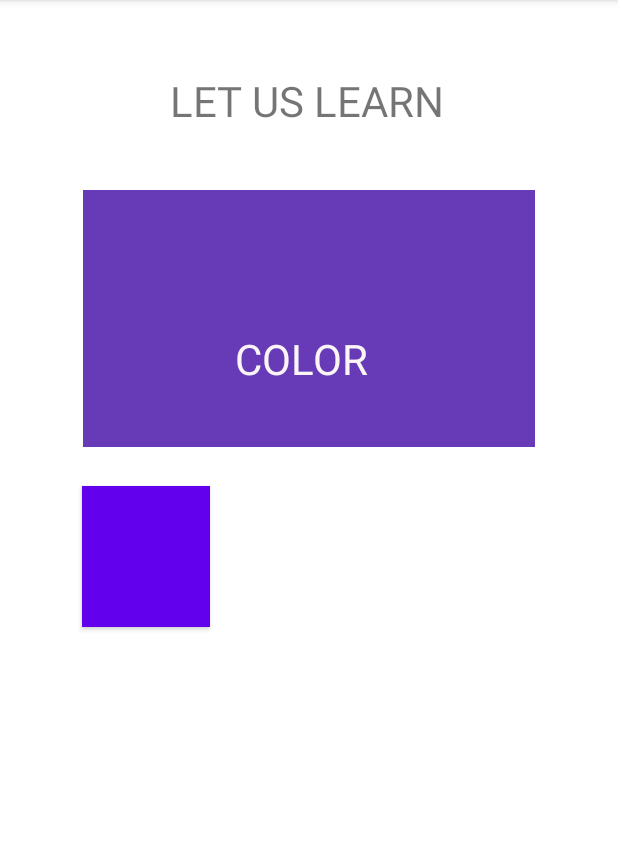
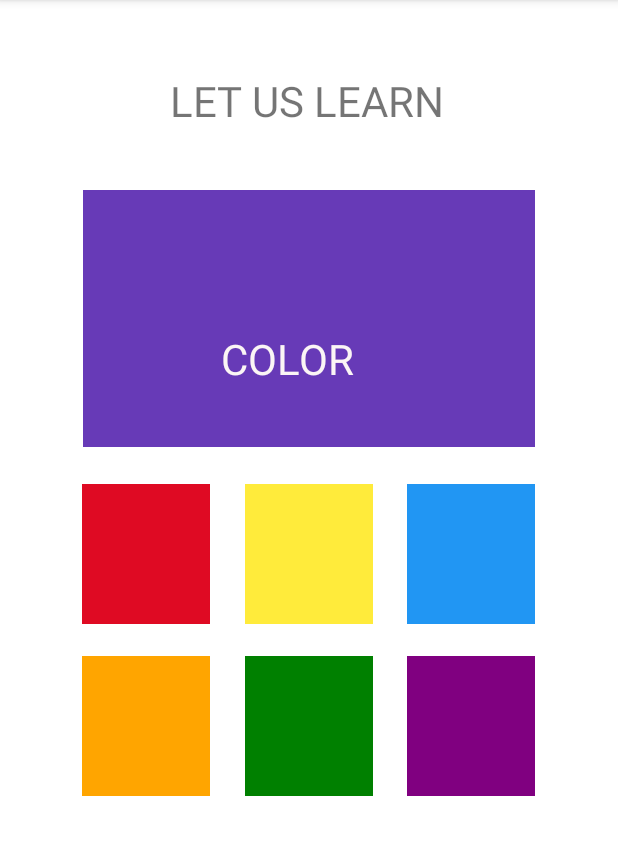
Before and after one commit to Mahesh-Abeykoon/dyslexia-app-for-kids, an Android app: the LearnColors screen opened directly, with no data from a screen before it, on a phone screen of 412 x 824 dp, the part 84-939 px from its top. Run offline under Robolectric (Android 15) with nearby library versions, the phone set to English and light mode, and no system bars.

Commit message:
Implement LearnColours screen

```diff
--- a/app/src/main/java/fhss/sjp/thesis/dyslexiaapp/LearnColors.java
+++ b/app/src/main/java/fhss/sjp/thesis/dyslexiaapp/LearnColors.java
@@ -5,7 +5,7 @@ import android.graphics.drawable.ColorDrawable;
 import android.os.Bundle;
 import android.speech.tts.TextToSpeech;
 import android.view.View;
-import android.widget.Button;
+import android.widget.ImageButton;
 import android.widget.ImageView;
 import android.widget.TextView;
 import java.util.HashMap;
@@ -46,25 +46,26 @@ public class LearnColors extends AppCompatActivity {
             }
         });
 
-        map.put("orange","Orange is found in veggies like carrot and orange fruit");
-        map.put("sky blue","Your art teacher may tell you to paint the the sky with this colour");
-        map.put("red","red is quite common, when sun sets it is red , apple is red , so are gulmohar, tomato , rose");
-        map.put("purple","purple is a color of royalty , bouganvilla flower is purple ");
-        map.put("violet", "Brinjal is violet, well dont know brinjal? , it's egg plant in America. , India has many violet flowers");
-        map.put("blue", "blue is every where , most cooling color , look above the sky is blue.");
-        map.put("indigo","indigo is darker of blue, , , ,indigo looks great on white background.");
-        map.put("green", "Green is life, the leaves that you see is green, the forest is green, the spinach , kale , lady's fingure all are green");
-        map.put("leaf green","The new born leaves , the sapling all are this shade of green" );
-        map.put("grass green", "Ever seen cricketers hitting the balls on the ground? that field is grass green");
-        map.put("yellow", "look your house hold and see how much yellow is there. Indian dishes can't be made without yellow.");
-        map.put("ochre", "well ochre is not in nature but in art, paint your grounds ochre");
-        map.put("brown","tree trunk is brown , so some wood paints , ask your parent you may have brown in your kitchen" );
-        map.put("cyan","when you mix green with blue you get cyan, Copper Sulphate is cyan, ask your mom about it.");
+        map.put("red","Red is the color that is on the outside edge of the rainbow. It is one of the three primary colors, along with blue and yellow. Red is the color of some apples and mostly, raspberries.\n" +
+                "\n" +
+                "Red is the color of some blood and the occasional cherry.\n" +
+                "\n" +
+                "It is sometimes used to mark things that are wrong, important or dangerous.\n" +
+                "\n" +
+                "Red is also commonly used as a warning to stop.");
+
+        map.put("yellow","It's the color of happiness, and optimism, of enlightenment and creativity, sunshine and spring. Lurking in the background is the dark side of yellow");
+        map.put("blue","Blue is the favorite color of all people. It's nature's color for water and sky, but is rarely found in fruits and vegetables.");
+        map.put("orange", "Orange. Orange is softer and simpler in comparison to red. It represents happiness, sociability,");
+        map.put("green", "Green stands for balance, nature, spring, and rebirth. It's the symbol of prosperity, freshness, and progress. ");
+        map.put("purple", "Purple is associated with wisdom, dignity, independence, creativity, mystery and magic. Purple is a very rare color in nature, though the lavender flower");
     }
 
     public void putColour(View v){
-        Button button = (Button) v;
-        int color = ((ColorDrawable) button.getBackground()).getColor();
+
+        ImageButton imageButton =(ImageButton) v;
+        int color = ((ColorDrawable) imageButton.getBackground()).getColor();
+
         viewColor.setBackgroundColor(color);
         colorName.setText(String.valueOf(v.getTag()).toUpperCase());
         colorName.setVisibility(View.VISIBLE);
--- a/app/src/main/res/layout/learn_colors.xml
+++ b/app/src/main/res/layout/learn_colors.xml
@@ -23,8 +23,8 @@
     <TextView
         android:id="@+id/colorName"
         style="@android:style/Widget.Holo.TextView.SpinnerItem"
-        android:layout_width="118dp"
-        android:layout_height="44dp"
+        android:layout_width="136dp"
+        android:layout_height="45dp"
         android:layout_marginTop="220dp"
         android:text="COLOR"
         android:textColor="#FBF5F5"
@@ -50,11 +50,12 @@
         app:layout_constraintTop_toTopOf="parent"
         app:layout_constraintVertical_bias="0.066" />
 
-    <Button
-        android:id="@+id/c1"
+
+    <ImageButton
+        android:id="@+id/red"
         android:layout_width="85dp"
-        android:layout_height="94dp"
-        android:background="#EC0909"
+        android:layout_height="93dp"
+        android:background="#DF0A23"
         android:onClick="putColour"
         android:tag="red"
         app:layout_constraintBottom_toBottomOf="parent"
@@ -62,7 +63,74 @@
         app:layout_constraintHorizontal_bias="0.168"
         app:layout_constraintStart_toStartOf="parent"
         app:layout_constraintTop_toTopOf="parent"
-        app:layout_constraintVertical_bias="0.481" />
+        app:layout_constraintVertical_bias="0.478" />
 
+    <ImageButton
+        android:id="@+id/yellow"
+        android:layout_width="85dp"
+        android:layout_height="93dp"
+        android:background="#FFEB3B"
+        android:onClick="putColour"
+        android:tag="yellow"
+        app:layout_constraintBottom_toBottomOf="parent"
+        app:layout_constraintEnd_toEndOf="parent"
+        app:layout_constraintStart_toStartOf="parent"
+        app:layout_constraintTop_toTopOf="parent"
+        app:layout_constraintVertical_bias="0.478"
+        />
 
+    <ImageButton
+        android:id="@+id/blue"
+        android:layout_width="85dp"
+        android:layout_height="93dp"
+        android:background="#2196F3"
+        android:onClick="putColour"
+        android:tag="blue"
+        app:layout_constraintBottom_toBottomOf="parent"
+        app:layout_constraintEnd_toEndOf="parent"
+        app:layout_constraintHorizontal_bias="0.831"
+        app:layout_constraintStart_toStartOf="parent"
+        app:layout_constraintTop_toTopOf="parent"
+        app:layout_constraintVertical_bias="0.478" />
+
+    <ImageButton
+        android:id="@+id/green"
+        android:layout_width="85dp"
+        android:layout_height="93dp"
+        android:background="#008000"
+        android:onClick="putColour"
+        android:tag="green"
+        app:layout_constraintBottom_toBottomOf="parent"
+        app:layout_constraintEnd_toEndOf="parent"
+        app:layout_constraintStart_toStartOf="parent"
+        app:layout_constraintTop_toTopOf="parent"
+        app:layout_constraintVertical_bias="0.648" />
+
+    <ImageButton
+        android:id="@+id/orange"
+        android:layout_width="85dp"
+        android:layout_height="93dp"
+        android:background="#FFA500"
+        android:onClick="putColour"
+        android:tag="orange"
+        app:layout_constraintBottom_toBottomOf="parent"
+        app:layout_constraintEnd_toEndOf="parent"
+        app:layout_constraintHorizontal_bias="0.168"
+        app:layout_constraintStart_toStartOf="parent"
+        app:layout_constraintTop_toTopOf="parent"
+        app:layout_constraintVertical_bias="0.648" />
+
+    <ImageButton
+        android:id="@+id/purple"
+        android:layout_width="85dp"
+        android:layout_height="93dp"
+        android:background="#800080"
+        android:onClick="putColour"
+        android:tag="purple"
+        app:layout_constraintBottom_toBottomOf="parent"
+        app:layout_constraintEnd_toEndOf="parent"
+        app:layout_constraintHorizontal_bias="0.831"
+        app:layout_constraintStart_toStartOf="parent"
+        app:layout_constraintTop_toTopOf="parent"
+        app:layout_constraintVertical_bias="0.648" />
 </androidx.constraintlayout.widget.ConstraintLayout>
```
